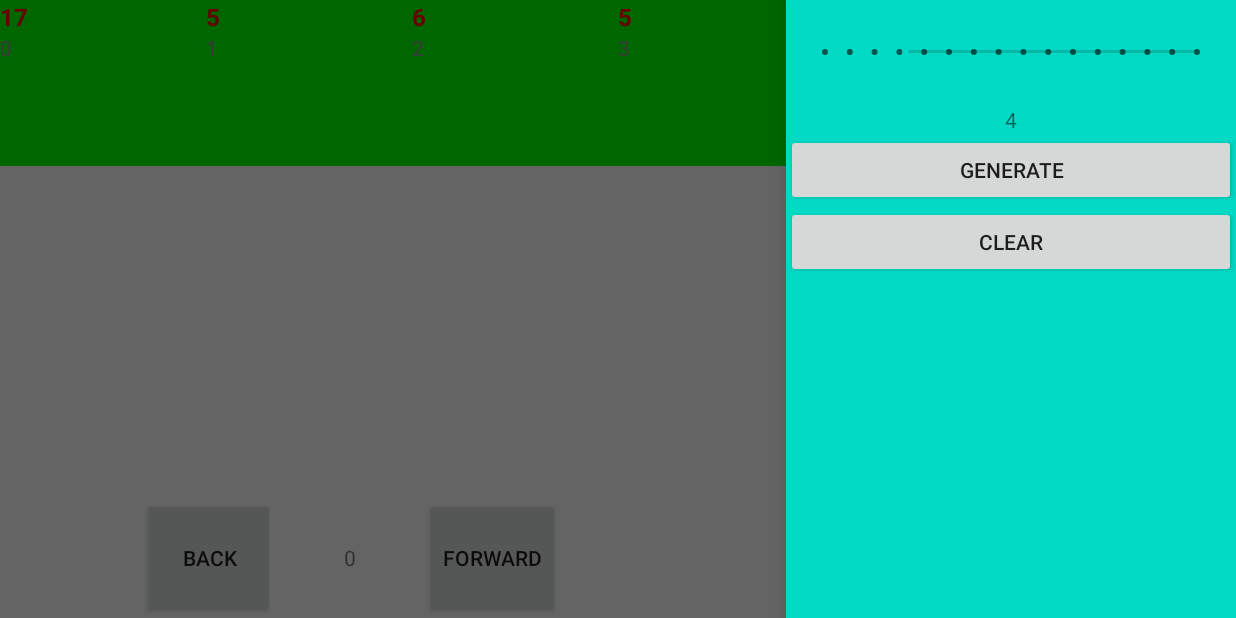
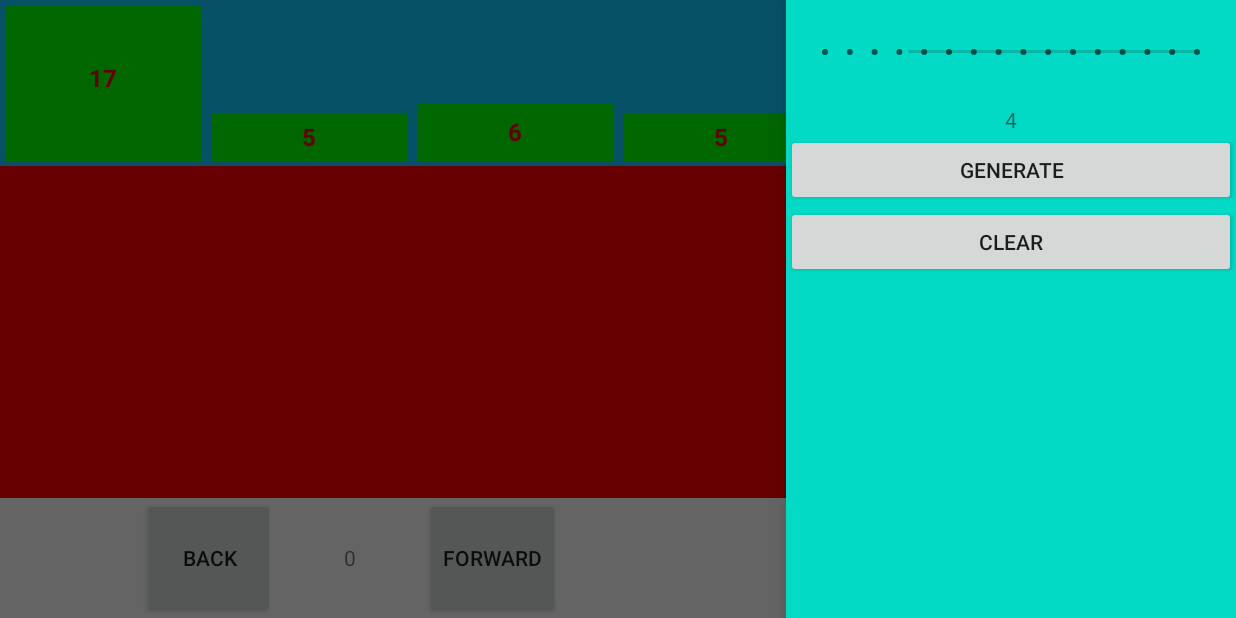
Before and after one commit to Porvil/Algoizer, an Android app: the screen it shows after launch (MergeSortActivity), after a tap on "GENERATE", on a phone screen of 824 x 412 dp (held sideways). Run offline under Robolectric (Android 15) with nearby library versions, the phone set to English and light mode, and no system bars; 2 other taps on this screen came first.

Commit message:
Element size added (small element, no text bug needs to be fixed)

```diff
--- a/app/src/main/java/com/iiitd/dsavisualizer/algorithms/sorting/merge/MergeSort.java
+++ b/app/src/main/java/com/iiitd/dsavisualizer/algorithms/sorting/merge/MergeSort.java
@@ -5,6 +5,7 @@ import android.graphics.Color;
 import android.util.Pair;
 import android.view.LayoutInflater;
 import android.view.View;
+import android.view.ViewGroup;
 import android.widget.LinearLayout;
 import android.widget.TextView;
 
@@ -47,6 +48,7 @@ public class MergeSort {
         this.width = totalWidth / arraySize;
         this.height =  totalHeight / log;
 
+        int MAX = 0;
 
         System.out.println(totalWidth +"x"+totalHeight);
         System.out.println(width +"x"+height);
@@ -57,6 +59,7 @@ public class MergeSort {
         if(isRandomize){
             for (int i = 0; i < data.length; i++) {
                 data[i] = random.nextInt(20) + 1;
+                MAX = Math.max(data[i], MAX);
             }
         }
         else{
@@ -64,18 +67,29 @@ public class MergeSort {
         }
 
         LinearLayout.LayoutParams layoutParams = new LinearLayout.LayoutParams(width, height);
+//        layoutParams.setMargins();
+
+//        ViewGroup.MarginLayoutParams layoutParams1 = new ViewGroup.MarginLayoutParams(width, height);
+//        layoutParams1.setMargins(5,5,5,5);
+
         LayoutInflater vi = (LayoutInflater) context.getApplicationContext().getSystemService(Context.LAYOUT_INFLATER_SERVICE);
+        linearLayout.setBackgroundColor(Color.RED);
+        for(int i=0;i<data.length;i++){
+            float h = (float)data[i] / (float)MAX;
+            System.out.println("-------------------------------------");
+            System.out.println(h);
 
-        for(int i=0;i<data.length;i++){
             View myView = vi.inflate(R.layout.element_merge_sort, null);
             myView.setLayoutParams(layoutParams);
-            myView.setBackgroundColor(Color.GREEN);
+//            myView.setBackgroundColor(Color.GREEN);
+            myView.setPadding(5,5,5,5);
             TextView tv = myView.findViewById(R.id.tv_elementvalue);
-            TextView tv2 = myView.findViewById(R.id.tv_elementindex);
             tv.setText(String.valueOf(data[i]));
             tv.setTextColor(Color.RED);
             tv.setTextSize(16);
-            tv2.setText(i+"");
+            tv.setBackgroundColor(Color.GREEN);
+//            tv.setHeight(10);
+            tv.getLayoutParams().height = (int) (height * h);
             linearLayout.addView(myView);
 
             MergeSortData mergeSortData1 = new MergeSortData();
--- a/app/src/main/res/layout/element_merge_sort.xml
+++ b/app/src/main/res/layout/element_merge_sort.xml
@@ -2,20 +2,17 @@
     xmlns:app="http://schemas.android.com/apk/res-auto"
     android:layout_width="match_parent"
     android:layout_height="match_parent"
+    android:layout_margin="5dp"
+    android:background="#11ccff"
+    android:gravity="bottom"
     android:orientation="vertical">
 
     <TextView
         android:id="@+id/tv_elementvalue"
-        android:layout_width="wrap_content"
-        android:layout_height="wrap_content"
+        android:layout_width="match_parent"
+        android:layout_height="match_parent"
         android:gravity="center"
         android:text="pd"
         android:textStyle="bold" />
 
-    <TextView
-        android:id="@+id/tv_elementindex"
-        android:layout_width="wrap_content"
-        android:layout_height="wrap_content"
-        android:text="TextView" />
-
 </LinearLayout>
```
